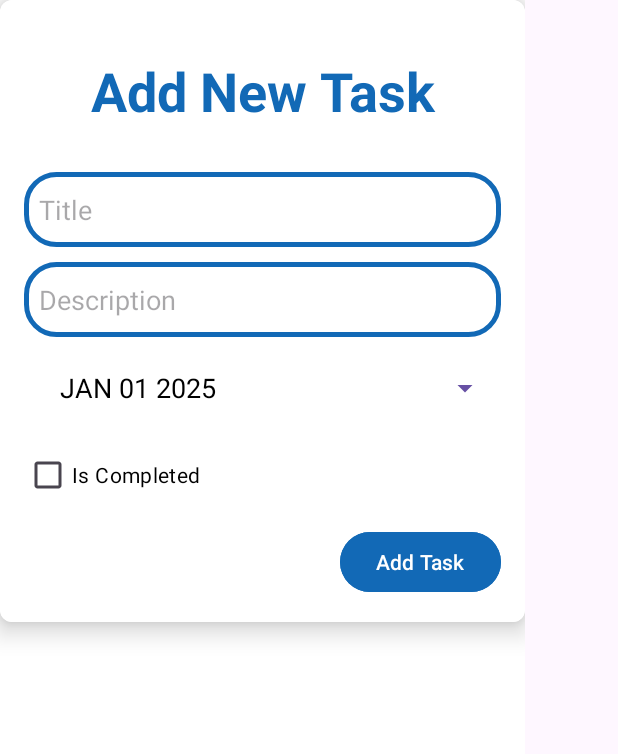
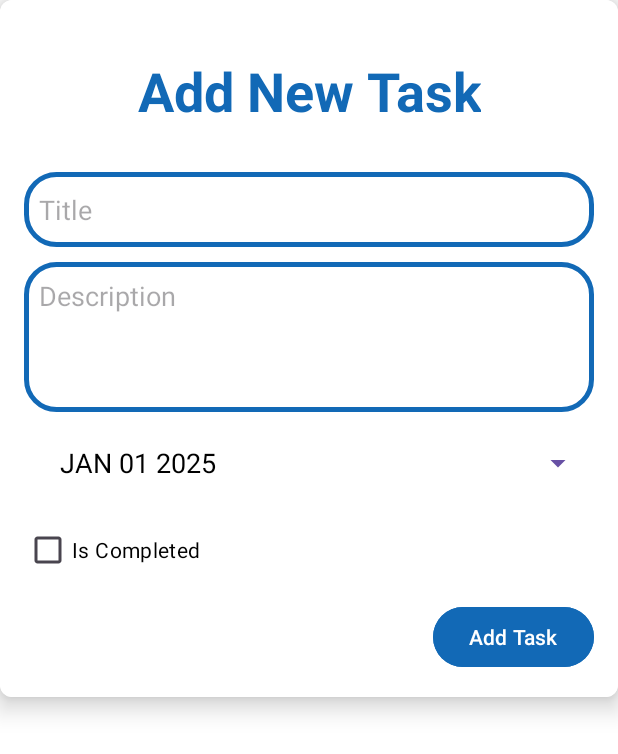
Before and after one commit to niranjan2052/taskManager, an Android app: the layout task_add_popup_layout.xml on its own in the app's theme, with its tools: preview values and no code run, on a phone screen of 412 x 824 dp. Shown: the top 754 px of the screen. Run offline under Robolectric (Android 15) with nearby library versions, the phone set to English and light mode, and no system bars.

Commit message:
updated according to feedback.

```diff
--- a/app/src/main/java/com/example/taskmanager/LoginActivity.java
+++ b/app/src/main/java/com/example/taskmanager/LoginActivity.java
@@ -47,11 +47,11 @@ public class LoginActivity extends AppCompatActivity {
         String checkbox = preferences.getString("remember", "");
 
         if (checkbox.equals("true")) {
-            Toast.makeText(LoginActivity.this, "Welcome to Home Page", Toast.LENGTH_SHORT).show();
+//            Toast.makeText(LoginActivity.this, "Welcome to Home Page", Toast.LENGTH_SHORT).show();
             startActivity(iHome);
             finish();
         } else {
-            Toast.makeText(LoginActivity.this, "Please! Log In", Toast.LENGTH_SHORT).show();
+//            Toast.makeText(LoginActivity.this, "Please! Log In", Toast.LENGTH_SHORT).show();
         }
 
         loginButton.setOnClickListener(new View.OnClickListener() {
@@ -59,7 +59,7 @@ public class LoginActivity extends AppCompatActivity {
             public void onClick(View view) {
                 if (!username.getText().toString().isEmpty() && !password.getText().toString().isEmpty()) {
                     if (username.getText().toString().equals("admin") && password.getText().toString().equals("admin")) {
-                        Toast.makeText(LoginActivity.this, "Successfully Logged In", Toast.LENGTH_SHORT).show();
+//                        Toast.makeText(LoginActivity.this, "Successfully Logged In", Toast.LENGTH_SHORT).show();
                         startActivity(iHome);
                         finish();
                     } else {
--- a/app/src/main/java/com/example/taskmanager/MainActivity.java
+++ b/app/src/main/java/com/example/taskmanager/MainActivity.java
@@ -6,7 +6,6 @@ import android.app.Dialog;
 import android.content.Intent;
 import android.content.SharedPreferences;
 import android.os.Bundle;
-import android.util.Log;
 import android.view.MenuItem;
 import android.view.View;
 import android.widget.Button;
@@ -34,7 +33,6 @@ import com.google.android.material.navigation.NavigationView;
 
 import java.util.ArrayList;
 import java.util.Calendar;
-import java.util.List;
 
 public class MainActivity extends AppCompatActivity {
 
@@ -100,7 +98,7 @@ public class MainActivity extends AppCompatActivity {
 
                 if (itemId == R.id.menu_home) {
                     item.setChecked(true);
-                    Toast.makeText(MainActivity.this, "Home Page Selected", Toast.LENGTH_SHORT).show();
+//                    Toast.makeText(MainActivity.this, "Home Page Selected", Toast.LENGTH_SHORT).show();
                     drawerLayout.closeDrawers();
                     return true;
                 } else if (itemId == R.id.menu_logout) {
--- a/app/src/main/java/com/example/taskmanager/RecyclerTaskAdapter.java
+++ b/app/src/main/java/com/example/taskmanager/RecyclerTaskAdapter.java
@@ -5,7 +5,6 @@ import android.app.DatePickerDialog;
 import android.app.Dialog;
 import android.content.Context;
 import android.content.DialogInterface;
-import android.util.Log;
 import android.view.LayoutInflater;
 import android.view.View;
 import android.view.ViewGroup;
--- a/app/src/main/res/layout/task_add_popup_layout.xml
+++ b/app/src/main/res/layout/task_add_popup_layout.xml
@@ -2,8 +2,9 @@
 <LinearLayout xmlns:android="http://schemas.android.com/apk/res/android"
     xmlns:app="http://schemas.android.com/apk/res-auto"
     android:id="@+id/addTaskDialogBox"
-    android:layout_width="350dp"
+    android:layout_width="match_parent"
     android:layout_height="match_parent"
+    android:fitsSystemWindows="true"
     android:background="@color/white">
 
     <androidx.cardview.widget.CardView
@@ -24,7 +25,7 @@
 
             <TextView
                 android:id="@+id/txtPopUpTitle"
-                android:layout_width="match_parent"
+                android:layout_width="wrap_content"
                 android:layout_height="wrap_content"
                 android:layout_marginTop="20dp"
                 android:layout_marginBottom="20dp"
@@ -49,9 +50,11 @@
             <EditText
                 android:id="@+id/edtPopUpCardDescription"
                 android:layout_width="match_parent"
-                android:layout_height="50dp"
+                android:layout_height="100dp"
                 android:layout_marginTop="10dp"
                 android:background="@drawable/custom_edittext"
+                android:inputType="textMultiLine"
+                android:gravity="top"
                 android:hint="Description"
                 android:padding="10dp"
                 android:textColor="@color/black"
--- a/app/src/main/res/layout/toolbar.xml
+++ b/app/src/main/res/layout/toolbar.xml
@@ -15,6 +15,7 @@
             android:layout_width="wrap_content"
             android:layout_height="wrap_content"
             android:layout_centerVertical="true"
+            android:visibility="gone"
             android:src="@drawable/baseline_arrow_back_24" />
 
         <TextView
```
